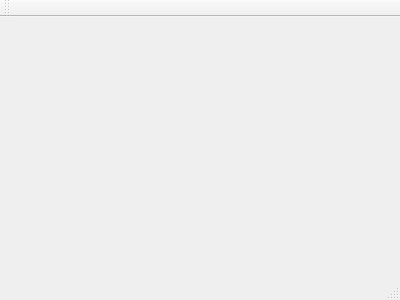
Before: the Qt Designer form Sources/MainWindow.ui in IvanKosik/ITS, drawn with Qt 5.
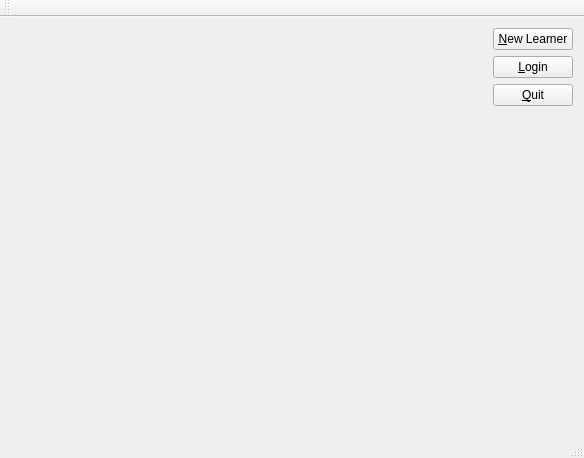
After: the same form once the commit is applied.

Commit message: Added class Db to connect to database, new learner dialog and login dialog.

```diff
--- a/Sources/MainWindow.ui
+++ b/Sources/MainWindow.ui
@@ -1,24 +1,94 @@
 <ui version="4.0">
  <class>MainWindow</class>
- <widget class="QMainWindow" name="MainWindow" >
-  <property name="geometry" >
+ <widget class="QMainWindow" name="MainWindow">
+  <property name="geometry">
    <rect>
     <x>0</x>
     <y>0</y>
-    <width>400</width>
-    <height>300</height>
+    <width>584</width>
+    <height>458</height>
    </rect>
   </property>
   <property name="windowTitle" >
    <string>MainWindow</string>
   </property>
-  <widget class="QMenuBar" name="menuBar" />
-  <widget class="QToolBar" name="mainToolBar" />
-  <widget class="QWidget" name="centralWidget" />
-  <widget class="QStatusBar" name="statusBar" />
+  <widget class="QWidget" name="centralWidget">
+   <layout class="QVBoxLayout" name="verticalLayout_2">
+    <item alignment="Qt::AlignRight">
+     <widget class="QPushButton" name="newLeanerPushButton">
+      <property name="sizePolicy">
+       <sizepolicy hsizetype="Fixed" vsizetype="Fixed">
+        <horstretch>0</horstretch>
+        <verstretch>0</verstretch>
+       </sizepolicy>
+      </property>
+      <property name="text">
+       <string>&amp;New Learner</string>
+      </property>
+     </widget>
+    </item>
+    <item alignment="Qt::AlignRight">
+     <widget class="QPushButton" name="loginPushButton">
+      <property name="sizePolicy">
+       <sizepolicy hsizetype="Fixed" vsizetype="Fixed">
+        <horstretch>0</horstretch>
+        <verstretch>0</verstretch>
+       </sizepolicy>
+      </property>
+      <property name="text">
+       <string>&amp;Login</string>
+      </property>
+     </widget>
+    </item>
+    <item alignment="Qt::AlignRight">
+     <widget class="QPushButton" name="quitPushButton">
+      <property name="sizePolicy">
+       <sizepolicy hsizetype="Fixed" vsizetype="Fixed">
+        <horstretch>0</horstretch>
+        <verstretch>0</verstretch>
+       </sizepolicy>
+      </property>
+      <property name="text">
+       <string>&amp;Quit</string>
+      </property>
+     </widget>
+    </item>
+    <item>
+     <spacer name="verticalSpacer">
+      <property name="orientation">
+       <enum>Qt::Vertical</enum>
+      </property>
+      <property name="sizeHint" stdset="0">
+       <size>
+        <width>20</width>
+        <height>40</height>
+       </size>
+      </property>
+     </spacer>
+    </item>
+   </layout>
+  </widget>
+  <widget class="QMenuBar" name="menuBar">
+   <property name="geometry">
+    <rect>
+     <x>0</x>
+     <y>0</y>
+     <width>584</width>
+     <height>21</height>
+    </rect>
+   </property>
+  </widget>
+  <widget class="QToolBar" name="toolBar">
+   <attribute name="toolBarArea">
+    <enum>TopToolBarArea</enum>
+   </attribute>
+   <attribute name="toolBarBreak">
+    <bool>false</bool>
+   </attribute>
+  </widget>
+  <widget class="QStatusBar" name="statusBar"/>
  </widget>
- <layoutDefault spacing="6" margin="11" />
- <pixmapfunction></pixmapfunction>
+ <layoutdefault spacing="6" margin="11"/>
  <resources/>
  <connections/>
 </ui>
```
Left out of the diff: 5 changed lines with no effect on the pictures. The commit also changes 39 other files.
